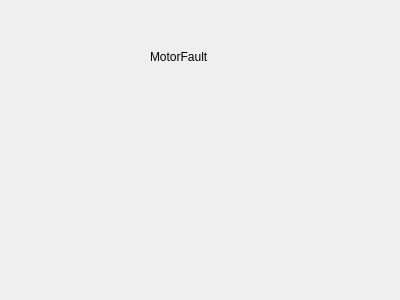
Old version of the form src/ViewLayer/DebugDisplay/MotorFaultPage/MotorFaultUi/MotorFaultUi.ui in the repository UCSolarCarTeam/Epsilon-Dashboard.
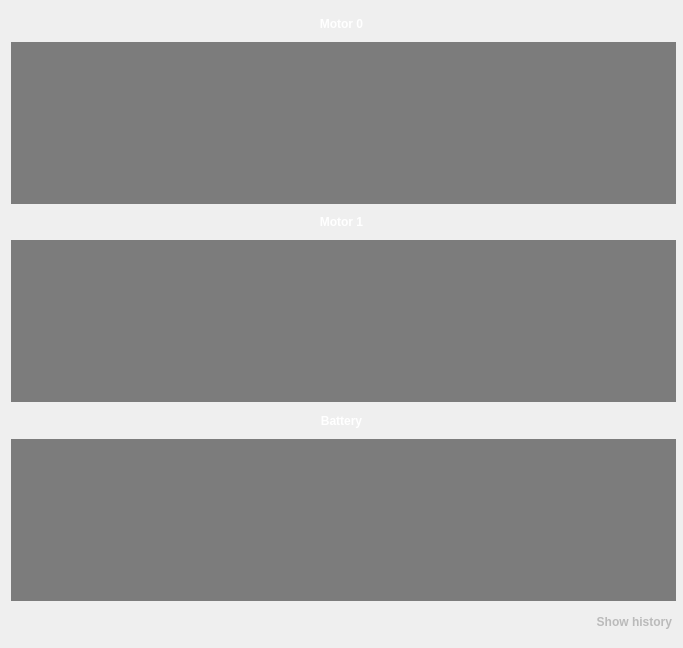
New version of the form.

Patch:
```diff
--- a/src/ViewLayer/DebugDisplay/MotorFaultPage/MotorFaultUi/MotorFaultUi.ui
+++ b/src/ViewLayer/DebugDisplay/MotorFaultPage/MotorFaultUi/MotorFaultUi.ui
@@ -6,26 +6,513 @@
    <rect>
     <x>0</x>
     <y>0</y>
-    <width>400</width>
-    <height>300</height>
+    <width>683</width>
+    <height>648</height>
    </rect>
   </property>
+  <property name="minimumSize">
+   <size>
+    <width>683</width>
+    <height>648</height>
+   </size>
+  </property>
+  <property name="maximumSize">
+   <size>
+    <width>683</width>
+    <height>648</height>
+   </size>
+  </property>
   <property name="windowTitle">
    <string>Form</string>
   </property>
-  <widget class="QLabel" name="title">
-   <property name="geometry">
-    <rect>
-     <x>150</x>
-     <y>50</y>
-     <width>59</width>
-     <height>14</height>
-    </rect>
-   </property>
-   <property name="text">
-    <string>MotorFault</string>
-   </property>
-  </widget>
+  <property name="autoFillBackground">
+   <bool>true</bool>
+  </property>
+  <property name="styleSheet">
+   <string notr="true"/>
+  </property>
+  <layout class="QVBoxLayout" name="verticalLayout">
+   <item>
+    <widget class="QLabel" name="motor0Label">
+     <property name="styleSheet">
+      <string notr="true">font: 24px 'Arial';
+font-weight:500;
+color:white;</string>
+     </property>
+     <property name="text">
+      <string>Motor 0</string>
+     </property>
+     <property name="alignment">
+      <set>Qt::AlignCenter</set>
+     </property>
+    </widget>
+   </item>
+   <item>
+    <widget class="QScrollArea" name="motor0ScrollArea">
+     <property name="sizePolicy">
+      <sizepolicy hsizetype="Fixed" vsizetype="Fixed">
+       <horstretch>0</horstretch>
+       <verstretch>0</verstretch>
+      </sizepolicy>
+     </property>
+     <property name="minimumSize">
+      <size>
+       <width>665</width>
+       <height>162</height>
+      </size>
+     </property>
+     <property name="maximumSize">
+      <size>
+       <width>665</width>
+       <height>162</height>
+      </size>
+     </property>
+     <property name="autoFillBackground">
+      <bool>false</bool>
+     </property>
+     <property name="styleSheet">
+      <string notr="true">background-color:rgba(0,0,0,0);</string>
+     </property>
+     <property name="frameShape">
+      <enum>QFrame::NoFrame</enum>
+     </property>
+     <property name="frameShadow">
+      <enum>QFrame::Plain</enum>
+     </property>
+     <property name="lineWidth">
+      <number>0</number>
+     </property>
+     <property name="verticalScrollBarPolicy">
+      <enum>Qt::ScrollBarAsNeeded</enum>
+     </property>
+     <property name="horizontalScrollBarPolicy">
+      <enum>Qt::ScrollBarAlwaysOff</enum>
+     </property>
+     <property name="sizeAdjustPolicy">
+      <enum>QAbstractScrollArea::AdjustToContents</enum>
+     </property>
+     <property name="widgetResizable">
+      <bool>false</bool>
+     </property>
+     <widget class="QWidget" name="motor0ContentsWidget">
+      <property name="geometry">
+       <rect>
+        <x>0</x>
+        <y>0</y>
+        <width>665</width>
+        <height>162</height>
+       </rect>
+      </property>
+      <property name="sizePolicy">
+       <sizepolicy hsizetype="Fixed" vsizetype="Expanding">
+        <horstretch>0</horstretch>
+        <verstretch>25</verstretch>
+       </sizepolicy>
+      </property>
+      <property name="minimumSize">
+       <size>
+        <width>665</width>
+        <height>162</height>
+       </size>
+      </property>
+      <property name="maximumSize">
+       <size>
+        <width>665</width>
+        <height>162</height>
+       </size>
+      </property>
+      <property name="autoFillBackground">
+       <bool>false</bool>
+      </property>
+      <property name="styleSheet">
+       <string notr="true">QWidget#motor0ContentsWidget{
+background-color:rgba(45,45,45,150);
+}</string>
+      </property>
+      <layout class="QVBoxLayout" name="verticalLayout_2">
+       <property name="spacing">
+        <number>5</number>
+       </property>
+       <property name="sizeConstraint">
+        <enum>QLayout::SetDefaultConstraint</enum>
+       </property>
+       <property name="leftMargin">
+        <number>10</number>
+       </property>
+       <property name="topMargin">
+        <number>10</number>
+       </property>
+       <property name="rightMargin">
+        <number>0</number>
+       </property>
+       <property name="bottomMargin">
+        <number>10</number>
+       </property>
+      </layout>
+     </widget>
+    </widget>
+   </item>
+   <item>
+    <widget class="QLabel" name="motor1Label">
+     <property name="styleSheet">
+      <string notr="true">font: 24px 'Arial';
+font-weight:500;
+color:white;</string>
+     </property>
+     <property name="text">
+      <string>Motor 1</string>
+     </property>
+     <property name="alignment">
+      <set>Qt::AlignCenter</set>
+     </property>
+    </widget>
+   </item>
+   <item>
+    <widget class="QScrollArea" name="motor1ScrollArea">
+     <property name="sizePolicy">
+      <sizepolicy hsizetype="Fixed" vsizetype="Fixed">
+       <horstretch>0</horstretch>
+       <verstretch>0</verstretch>
+      </sizepolicy>
+     </property>
+     <property name="minimumSize">
+      <size>
+       <width>665</width>
+       <height>162</height>
+      </size>
+     </property>
+     <property name="maximumSize">
+      <size>
+       <width>665</width>
+       <height>162</height>
+      </size>
+     </property>
+     <property name="palette">
+      <palette>
+       <active>
+        <colorrole role="WindowText">
+         <brush brushstyle="SolidPattern">
+          <color alpha="255">
+           <red>0</red>
+           <green>0</green>
+           <blue>0</blue>
+          </color>
+         </brush>
+        </colorrole>
+        <colorrole role="Button">
+         <brush brushstyle="SolidPattern">
+          <color alpha="0">
+           <red>0</red>
+           <green>0</green>
+           <blue>0</blue>
+          </color>
+         </brush>
+        </colorrole>
+        <colorrole role="Base">
+         <brush brushstyle="SolidPattern">
+          <color alpha="0">
+           <red>0</red>
+           <green>0</green>
+           <blue>0</blue>
+          </color>
+         </brush>
+        </colorrole>
+        <colorrole role="Window">
+         <brush brushstyle="NoBrush">
+          <color alpha="255">
+           <red>0</red>
+           <green>0</green>
+           <blue>0</blue>
+          </color>
+         </brush>
+        </colorrole>
+       </active>
+       <inactive>
+        <colorrole role="WindowText">
+         <brush brushstyle="SolidPattern">
+          <color alpha="255">
+           <red>0</red>
+           <green>0</green>
+           <blue>0</blue>
+          </color>
+         </brush>
+        </colorrole>
+        <colorrole role="Button">
+         <brush brushstyle="SolidPattern">
+          <color alpha="0">
+           <red>0</red>
+           <green>0</green>
+           <blue>0</blue>
+          </color>
+         </brush>
+        </colorrole>
+        <colorrole role="Base">
+         <brush brushstyle="SolidPattern">
+          <color alpha="0">
+           <red>0</red>
+           <green>0</green>
+           <blue>0</blue>
+          </color>
+         </brush>
+        </colorrole>
+        <colorrole role="Window">
+         <brush brushstyle="NoBrush">
+          <color alpha="255">
+           <red>0</red>
+           <green>0</green>
+           <blue>0</blue>
+          </color>
+         </brush>
+        </colorrole>
+       </inactive>
+       <disabled>
+        <colorrole role="WindowText">
+         <brush brushstyle="SolidPattern">
+          <color alpha="255">
+           <red>239</red>
+           <green>235</green>
+           <blue>231</blue>
+          </color>
+         </brush>
+        </colorrole>
+        <colorrole role="Button">
+         <brush brushstyle="SolidPattern">
+          <color alpha="0">
+           <red>0</red>
+           <green>0</green>
+           <blue>0</blue>
+          </color>
+         </brush>
+        </colorrole>
+        <colorrole role="Base">
+         <brush brushstyle="SolidPattern">
+          <color alpha="0">
+           <red>0</red>
+           <green>0</green>
+           <blue>0</blue>
+          </color>
+         </brush>
+        </colorrole>
+        <colorrole role="Window">
+         <brush brushstyle="NoBrush">
+          <color alpha="255">
+           <red>0</red>
+           <green>0</green>
+           <blue>0</blue>
+          </color>
+         </brush>
+        </colorrole>
+       </disabled>
+      </palette>
+     </property>
+     <property name="autoFillBackground">
+      <bool>false</bool>
+     </property>
+     <property name="styleSheet">
+      <string notr="true">background-color:rgba(0,0,0,0);
+</string>
+     </property>
+     <property name="frameShape">
+      <enum>QFrame::NoFrame</enum>
+     </property>
+     <property name="verticalScrollBarPolicy">
+      <enum>Qt::ScrollBarAsNeeded</enum>
+     </property>
+     <property name="horizontalScrollBarPolicy">
+      <enum>Qt::ScrollBarAlwaysOff</enum>
+     </property>
+     <property name="sizeAdjustPolicy">
+      <enum>QAbstractScrollArea::AdjustToContents</enum>
+     </property>
+     <property name="widgetResizable">
+      <bool>false</bool>
+     </property>
+     <widget class="QWidget" name="motor1ContentsWidget">
+      <property name="geometry">
+       <rect>
+        <x>0</x>
+        <y>0</y>
+        <width>665</width>
+        <height>162</height>
+       </rect>
+      </property>
+      <property name="sizePolicy">
+       <sizepolicy hsizetype="Fixed" vsizetype="Fixed">
+        <horstretch>0</horstretch>
+        <verstretch>0</verstretch>
+       </sizepolicy>
+      </property>
+      <property name="minimumSize">
+       <size>
+        <width>665</width>
+        <height>162</height>
+       </size>
+      </property>
+      <property name="maximumSize">
+       <size>
+        <width>665</width>
+        <height>162</height>
+       </size>
+      </property>
+      <property name="styleSheet">
+       <string notr="true">QWidget#motor1ContentsWidget{
+background-color:rgba(45,45,45,150);
+}</string>
+      </property>
+      <layout class="QVBoxLayout" name="verticalLayout_4">
+       <property name="spacing">
+        <number>5</number>
+       </property>
+       <property name="leftMargin">
+        <number>10</number>
+       </property>
+       <property name="topMargin">
+        <number>10</number>
+       </property>
+       <property name="rightMargin">
+        <number>0</number>
+       </property>
+       <property name="bottomMargin">
+        <number>10</number>
+       </property>
+      </layout>
+     </widget>
+    </widget>
+   </item>
+   <item>
+    <widget class="QLabel" name="batteryLabel">
+     <property name="styleSheet">
+      <string notr="true">font: 24px 'Arial';
+font-weight:500;
+color:white;</string>
+     </property>
+     <property name="text">
+      <string>Battery</string>
+     </property>
+     <property name="alignment">
+      <set>Qt::AlignCenter</set>
+     </property>
+    </widget>
+   </item>
+   <item>
+    <widget class="QScrollArea" name="batteryScrollArea">
+     <property name="sizePolicy">
+      <sizepolicy hsizetype="Fixed" vsizetype="Fixed">
+       <horstretch>0</horstretch>
+       <verstretch>0</verstretch>
+      </sizepolicy>
+     </property>
+     <property name="minimumSize">
+      <size>
+       <width>665</width>
+       <height>162</height>
+      </size>
+     </property>
+     <property name="maximumSize">
+      <size>
+       <width>665</width>
+       <height>162</height>
+      </size>
+     </property>
+     <property name="autoFillBackground">
+      <bool>false</bool>
+     </property>
+     <property name="styleSheet">
+      <string notr="true">background-color:rgba(0,0,0,0);</string>
+     </property>
+     <property name="frameShape">
+      <enum>QFrame::NoFrame</enum>
+     </property>
+     <property name="horizontalScrollBarPolicy">
+      <enum>Qt::ScrollBarAlwaysOff</enum>
+     </property>
+     <property name="widgetResizable">
+      <bool>true</bool>
+     </property>
+     <widget class="QWidget" name="batteryContentsWidget">
+      <property name="geometry">
+       <rect>
+        <x>0</x>
+        <y>0</y>
+        <width>665</width>
+        <height>162</height>
+       </rect>
+      </property>
+      <property name="sizePolicy">
+       <sizepolicy hsizetype="Fixed" vsizetype="Fixed">
+        <horstretch>0</horstretch>
+        <verstretch>0</verstretch>
+       </sizepolicy>
+      </property>
+      <property name="minimumSize">
+       <size>
+        <width>665</width>
+        <height>162</height>
+       </size>
+      </property>
+      <property name="maximumSize">
+       <size>
+        <width>665</width>
+        <height>162</height>
+       </size>
+      </property>
+      <property name="styleSheet">
+       <string notr="true">QWidget#batteryContentsWidget{
+background-color:rgba(45,45,45,150);
+}</string>
+      </property>
+      <layout class="QVBoxLayout" name="verticalLayout_3">
+       <property name="spacing">
+        <number>5</number>
+       </property>
+       <property name="sizeConstraint">
+        <enum>QLayout::SetDefaultConstraint</enum>
+       </property>
+       <property name="leftMargin">
+        <number>10</number>
+       </property>
+       <property name="topMargin">
+        <number>10</number>
+       </property>
+       <property name="rightMargin">
+        <number>0</number>
+       </property>
+       <property name="bottomMargin">
+        <number>10</number>
+       </property>
+      </layout>
+     </widget>
+    </widget>
+   </item>
+   <item>
+    <widget class="QLabel" name="showHistoryLabel">
+     <property name="minimumSize">
+      <size>
+       <width>100</width>
+       <height>30</height>
+      </size>
+     </property>
+     <property name="maximumSize">
+      <size>
+       <width>1000</width>
+       <height>1000</height>
+      </size>
+     </property>
+     <property name="styleSheet">
+      <string notr="true">font: 18px 'Arial';
+font-weight:500;
+color:rgb(186, 186, 186);
+</string>
+     </property>
+     <property name="text">
+      <string>Show history</string>
+     </property>
+     <property name="alignment">
+      <set>Qt::AlignRight|Qt::AlignTrailing|Qt::AlignVCenter</set>
+     </property>
+    </widget>
+   </item>
+  </layout>
  </widget>
  <resources/>
  <connections/>
```
